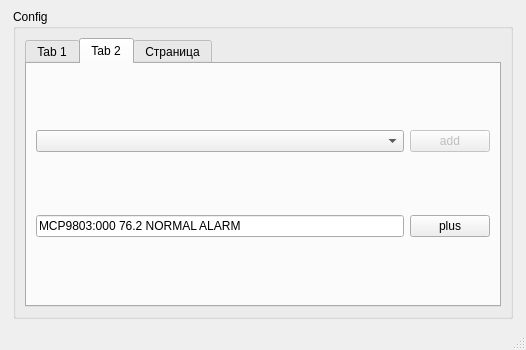
This is qt_comPort_Monitor/mainwindow.ui in plumber2020/Qt_ComPort_pic16F1718_mcp9803 as Qt 5 draws it before an edit. The edited form follows.
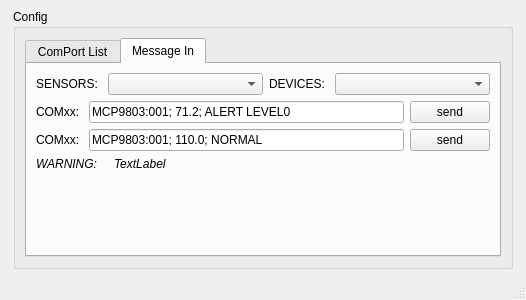
This is the edited form.

Patch:
```diff
--- a/qt_comPort_Monitor/mainwindow.ui
+++ b/qt_comPort_Monitor/mainwindow.ui
@@ -7,7 +7,7 @@
     <x>0</x>
     <y>0</y>
     <width>526</width>
-    <height>350</height>
+    <height>300</height>
    </rect>
   </property>
   <property name="sizePolicy">
@@ -19,7 +19,7 @@
   <property name="minimumSize">
    <size>
     <width>0</width>
-    <height>0</height>
+    <height>300</height>
    </size>
   </property>
   <property name="windowTitle">
@@ -60,7 +60,7 @@
        </size>
       </property>
       <property name="autoFillBackground">
-       <bool>true</bool>
+       <bool>false</bool>
       </property>
       <property name="title">
        <string>Config</string>
@@ -77,6 +77,12 @@
            <verstretch>0</verstretch>
           </sizepolicy>
          </property>
+         <property name="autoFillBackground">
+          <bool>false</bool>
+         </property>
+         <property name="styleSheet">
+          <string notr="true"/>
+         </property>
          <property name="tabPosition">
           <enum>QTabWidget::North</enum>
          </property>
@@ -85,96 +91,13 @@
          </property>
          <widget class="QWidget" name="tab_1">
           <attribute name="title">
-           <string>Tab 1</string>
+           <string>ComPort List</string>
           </attribute>
-          <layout class="QVBoxLayout" name="verticalLayout_4">
-           <item>
-            <layout class="QVBoxLayout" name="vLayout_1"/>
-           </item>
-          </layout>
+          <layout class="QVBoxLayout" name="verticalLayout_2"/>
          </widget>
          <widget class="QWidget" name="tab_2">
           <attribute name="title">
-           <string>Tab 2</string>
-          </attribute>
-          <layout class="QVBoxLayout" name="verticalLayout_2">
-           <item>
-            <layout class="QHBoxLayout" name="hLayout_1">
-             <item>
-              <widget class="QComboBox" name="comboBox">
-               <property name="sizePolicy">
-                <sizepolicy hsizetype="MinimumExpanding" vsizetype="Fixed">
-                 <horstretch>0</horstretch>
-                 <verstretch>0</verstretch>
-                </sizepolicy>
-               </property>
-              </widget>
-             </item>
-             <item>
-              <widget class="QPushButton" name="pushButton_Add">
-               <property name="enabled">
-                <bool>false</bool>
-               </property>
-               <property name="sizePolicy">
-                <sizepolicy hsizetype="Preferred" vsizetype="Fixed">
-                 <horstretch>0</horstretch>
-                 <verstretch>0</verstretch>
-                </sizepolicy>
-               </property>
-               <property name="text">
-                <string>add</string>
-               </property>
-               <property name="autoDefault">
-                <bool>false</bool>
-               </property>
-               <property name="default">
-                <bool>false</bool>
-               </property>
-               <property name="flat">
-                <bool>false</bool>
-               </property>
-              </widget>
-             </item>
-            </layout>
-           </item>
-           <item>
-            <layout class="QHBoxLayout" name="hLayout_2">
-             <property name="sizeConstraint">
-              <enum>QLayout::SetDefaultConstraint</enum>
-             </property>
-             <item>
-              <widget class="QLineEdit" name="lineEdit">
-               <property name="sizePolicy">
-                <sizepolicy hsizetype="MinimumExpanding" vsizetype="Fixed">
-                 <horstretch>0</horstretch>
-                 <verstretch>0</verstretch>
-                </sizepolicy>
-               </property>
-               <property name="text">
-                <string>MCP9803:000 76.2 NORMAL ALARM</string>
-               </property>
-              </widget>
-             </item>
-             <item>
-              <widget class="QPushButton" name="pushButton_Plus">
-               <property name="sizePolicy">
-                <sizepolicy hsizetype="Preferred" vsizetype="Fixed">
-                 <horstretch>0</horstretch>
-                 <verstretch>0</verstretch>
-                </sizepolicy>
-               </property>
-               <property name="text">
-                <string>plus</string>
-               </property>
-              </widget>
-             </item>
-            </layout>
-           </item>
-          </layout>
-         </widget>
-         <widget class="QWidget" name="tab_3">
-          <attribute name="title">
-           <string>Страница</string>
+           <string>Message In</string>
           </attribute>
           <layout class="QVBoxLayout" name="verticalLayout_5">
            <item>
@@ -247,7 +170,7 @@
                   </sizepolicy>
                  </property>
                  <property name="text">
-                  <string>MCP9803:001; 70.0 -10; NORMAL</string>
+                  <string>MCP9803:001; 110.0; NORMAL</string>
                  </property>
                 </widget>
                </item>
@@ -260,7 +183,7 @@
                   </sizepolicy>
                  </property>
                  <property name="text">
-                  <string>MCP9803:001; 81.2 15.2; ALERT ALARM</string>
+                  <string>MCP9803:001; 71.2; ALERT LEVEL0</string>
                  </property>
                 </widget>
                </item>
```
